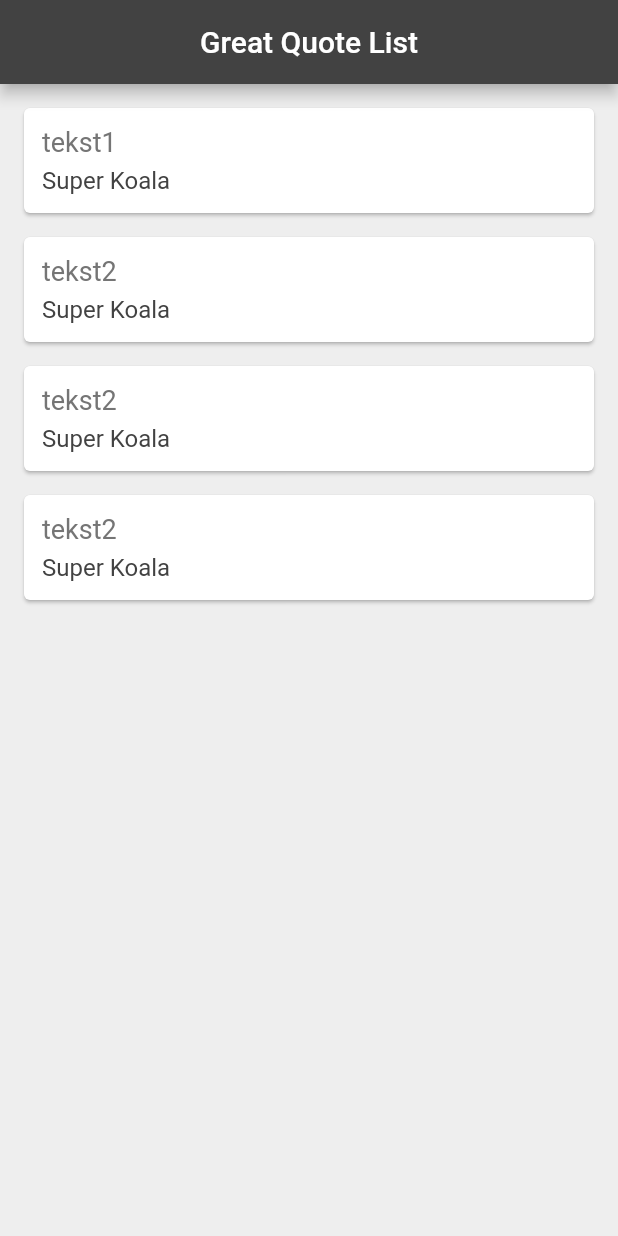
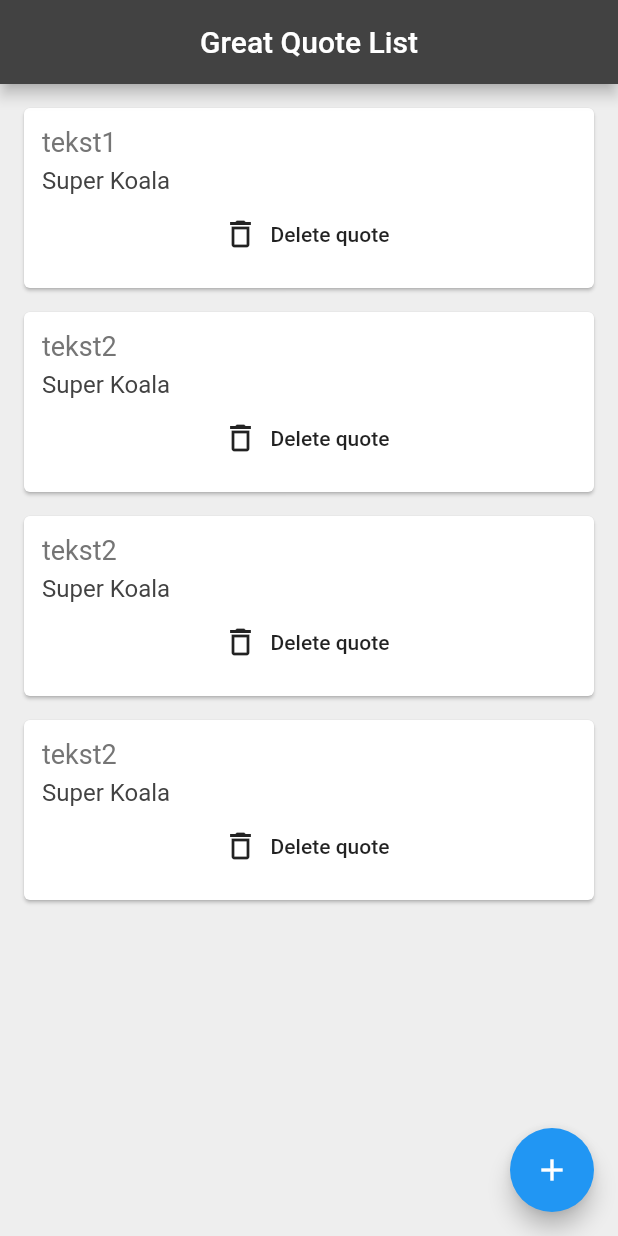
Before and after one commit to Kobietakoala/flluter_tutorial, a Flutter app: the screen it shows after launch, on a phone screen of 412 x 824 dp. Run offline on Flutter 3.47's test engine with Material 2 defaults, Android fonts, the phone set to English and light mode, and no system bars.

Commit message:
add/delete quote

```diff
--- a/list_of_data/lib/main.dart
+++ b/list_of_data/lib/main.dart
@@ -33,7 +33,22 @@ class _QuoteListState extends State<QuoteList> {
         backgroundColor: Colors.grey[800],
         ),
       body: Column(
-        children: quotes.map((qute) => QuoteCard(quote: qute,)).toList(),
+        children: quotes.map((qute) => QuoteCard(
+          quote: qute,
+          delete: () {
+            setState(() {
+              quotes.remove(qute);
+            });
+          }
+        )).toList(),
+      ),
+      floatingActionButton: FloatingActionButton(
+        child: Icon(Icons.add),
+        onPressed: () {
+          setState(() {
+            quotes.add(Quote(text: "Nowy!", author:"Only Me"));
+          });
+        },
       ),
       );
   }
--- a/list_of_data/lib/quote_card.dart
+++ b/list_of_data/lib/quote_card.dart
@@ -4,7 +4,8 @@ import 'quote.dart';
 class QuoteCard extends StatelessWidget {
 
   final Quote quote;
-  QuoteCard({this.quote});
+  final Function delete;
+  QuoteCard({this.quote, this.delete});
 
   @override
   Widget build(BuildContext context) {
@@ -23,7 +24,13 @@ class QuoteCard extends StatelessWidget {
             Text(quote.author, style: TextStyle(
                 fontSize: 16.0,
                 color: Colors.grey[800]
-            ),)
+            ),),
+            SizedBox(height: 2.0),
+            FlatButton.icon(
+                onPressed: delete,
+                label: Text('Delete quote'),
+                icon: Icon(Icons.delete_outline),
+            )
           ],
         ),
       ),
```
